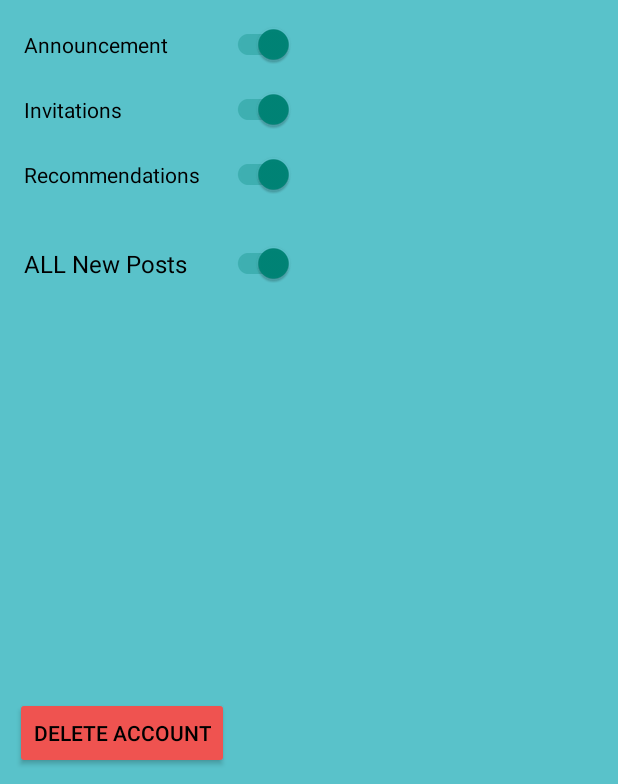
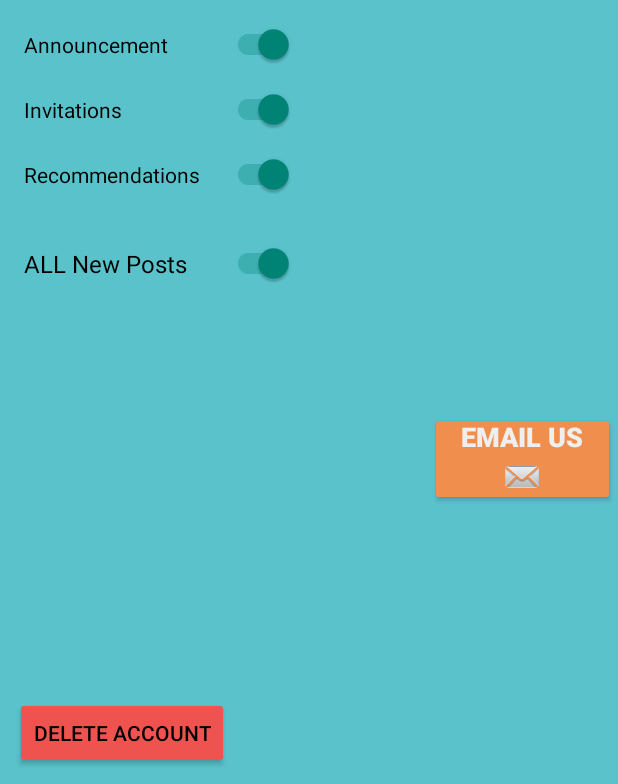
Before and after one commit to BranMik/ConversationSalonsApp_v2, an Android app: the UserSettingsActivity screen opened directly, with no data from a screen before it, on a phone screen of 412 x 824 dp, the part 452-1236 px from its top. Run offline under Robolectric (Android 15) with nearby library versions, the phone set to English and light mode, and no system bars; our stand-ins replace Firebase (no records; nobody signed in at launch, a user with empty details on screens opened directly), navigation-ui; libraries missing offline, so code that uses them is left out: jp.wasabeef.glide; pictures from the network do not load; Roboto replaces fonts that are not available here; 1 statement that could not run was skipped.

Commit message:
Email user support added.

```diff
--- a/app/src/main/res/layout/activity_user_settings.xml
+++ b/app/src/main/res/layout/activity_user_settings.xml
@@ -192,4 +192,19 @@
         app:layout_constraintEnd_toEndOf="@+id/tv_settings_userFullName"
         app:layout_constraintStart_toStartOf="@+id/tv_settings_userFullName"
         app:layout_constraintTop_toTopOf="@+id/tv_settings_userFullName" />
+
+    <Button
+        android:id="@+id/settings_b_email"
+        android:layout_width="123dp"
+        android:layout_height="wrap_content"
+        android:layout_marginTop="27dp"
+        android:backgroundTint="@color/brand_color_1_secondary"
+        android:drawableBottom="@android:drawable/sym_action_email"
+        android:padding="@dimen/card_margin"
+        android:text="@string/email_us"
+        android:textColor="@color/grey_100"
+        android:textSize="18sp"
+        android:textStyle="bold"
+        app:layout_constraintEnd_toEndOf="@+id/b_members_administrate"
+        app:layout_constraintTop_toBottomOf="@+id/b_members_administrate" />
 </androidx.constraintlayout.widget.ConstraintLayout>
--- a/app/src/main/res/values/strings.xml
+++ b/app/src/main/res/values/strings.xml
@@ -118,4 +118,8 @@
     <string name="tb_is_member_blocked">IsMemberBlocked</string>
     <string name="toast_member_blocked_success">Member blocked status changed in database.</string>
     <string name="toast_member_blocked_fail">Changing member blocked status was not succesfull.</string>
+    <string name="email_us">email us</string>
+    <string name="business_email_address">"bmikusic@gmail.com"</string>
+    <!-- TODO Change email into conversation.salons@gmail.com-->
+    <string name="email_us_subject">"Email from the Conversation Salons App user"</string>
 </resources>
```
Also changed, not shown: app/src/main/java/com/brankomikusic/conversation_salons_app_v2_1/UserSettingsActivity.java (+12 -0 lines).
